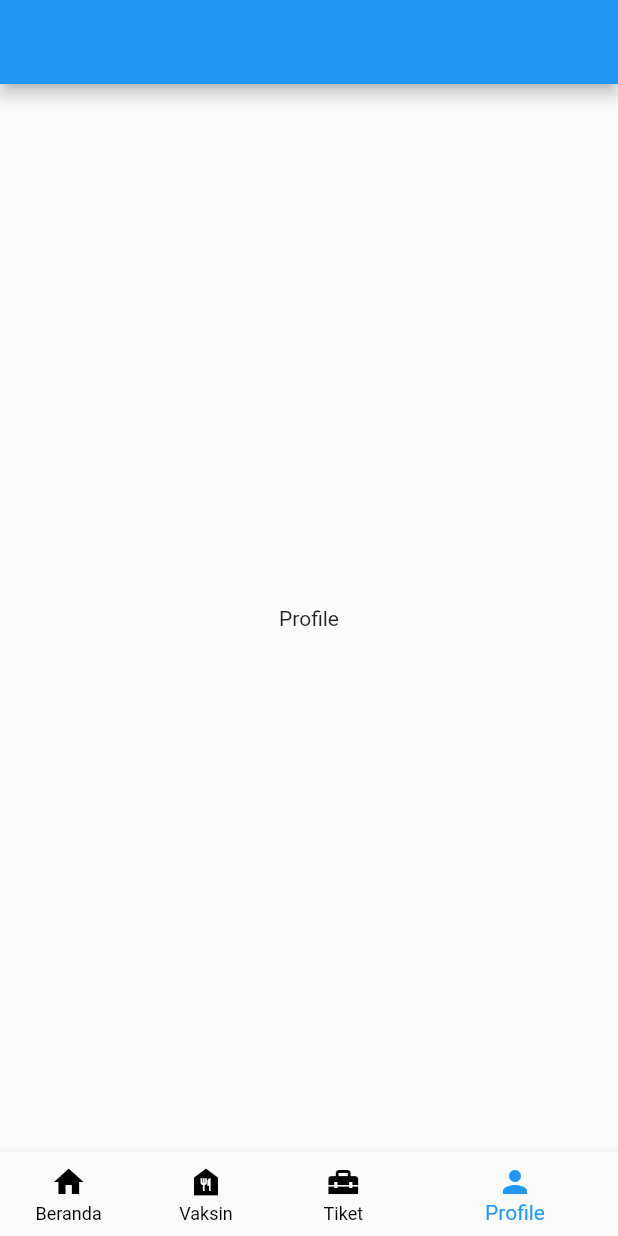
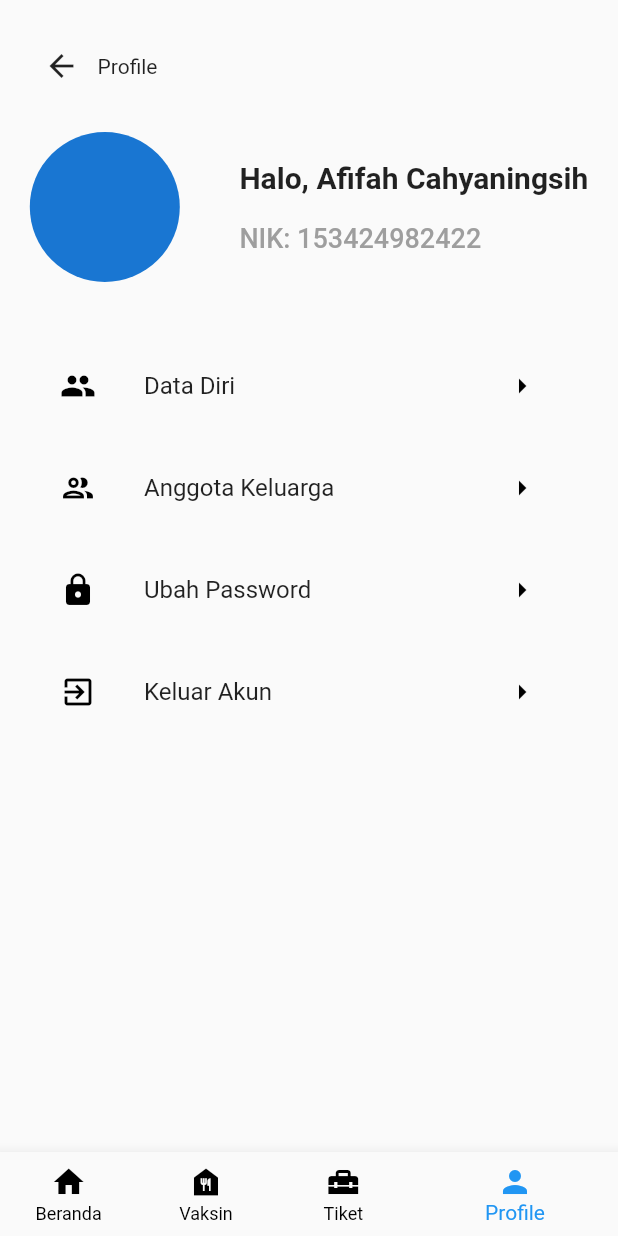
Before and after one commit to capstone-vaccine-book-17/VaccineBooking-MB, a Flutter app: the screen it shows after launch, item 4 of the bottom bar chosen, on a phone screen of 412 x 824 dp. Run offline on Flutter 3.47's test engine with Material 2 defaults, Android fonts, the phone set to English and light mode, and no system bars; missing offline and left inert: dart:ffi.

Commit message:
profile 10%

```diff
--- a/lib/features/profile/index_profile.dart
+++ b/lib/features/profile/index_profile.dart
@@ -1,4 +1,7 @@
+import 'dart:ffi';
+
 import 'package:flutter/material.dart';
+import 'package:w_vaccine/features/profile/list_menu.dart';
 
 class IndexProfile extends StatelessWidget {
   const IndexProfile({super.key});
@@ -6,10 +9,80 @@ class IndexProfile extends StatelessWidget {
   @override
   Widget build(BuildContext context) {
     return Scaffold(
-      appBar: AppBar(),
-      body: const Center(
-        child: Text('Profile'),
+        body: SafeArea(
+      child: Column(
+        children: [
+          Padding(
+            padding: EdgeInsets.symmetric(vertical: 20, horizontal: 17),
+            child: Row(
+              children: [
+                IconButton(
+                  onPressed: () {},
+                  icon: Icon(Icons.arrow_back),
+                ),
+                Text('Profile'),
+              ],
+            ),
+          ),
+          Container(
+            child: Row(
+              mainAxisAlignment: MainAxisAlignment.spaceAround,
+              children: [
+                CircleAvatar(
+                  radius: 50,
+                ),
+                Column(
+                  crossAxisAlignment: CrossAxisAlignment.start,
+                  children: [
+                    Text(
+                      'Halo, Afifah Cahyaningsih',
+                      style:
+                          TextStyle(fontSize: 20, fontWeight: FontWeight.bold),
+                    ),
+                    SizedBox(height: 18),
+                    Text(
+                      'NIK: 153424982422',
+                      style: TextStyle(
+                          fontSize: 18,
+                          fontWeight: FontWeight.w500,
+                          color: Colors.grey),
+                    ),
+                  ],
+                )
+              ],
+            ),
+          ),
+          SizedBox(height: 35),
+          ListMenu(
+            icon: Icons.people,
+            name: 'Data Diri',
+            func: (() {
+              print('data diri ter click');
+            }),
+          ),
+          ListMenu(
+            icon: Icons.people_outline_outlined,
+            name: 'Anggota Keluarga',
+            func: (() {
+              print('Anggota Keluarga ter click');
+            }),
+          ),
+          ListMenu(
+            icon: Icons.lock,
+            name: 'Ubah Password',
+            func: (() {
+              print('Ubah Password ter click');
+            }),
+          ),
+          ListMenu(
+            icon: Icons.exit_to_app,
+            name: 'Keluar Akun',
+            func: (() {
+              print('Keluar Akun ter click');
+            }),
+          ),
+        ],
       ),
-    );
+    ));
   }
 }
--- /dev/null
+++ b/lib/features/profile/list_menu.dart
@@ -0,0 +1,38 @@
+import 'dart:ffi';
+
+import 'package:flutter/material.dart';
+
+class ListMenu extends StatelessWidget {
+  const ListMenu({
+    super.key,
+    required this.icon,
+    required this.name,
+    required this.func,
+  });
+  final IconData icon;
+  final String name;
+  final VoidCallback func;
+
+  @override
+  Widget build(BuildContext context) {
+    return Container(
+      child: Padding(
+        padding: EdgeInsets.symmetric(vertical: 6, horizontal: 24),
+        child: ListTile(
+          leading: Icon(
+            icon,
+            color: Colors.black,
+          ),
+          title: Text(name),
+          trailing: IconButton(
+            onPressed: func,
+            icon: Icon(
+              Icons.arrow_right,
+              color: Colors.black,
+            ),
+          ),
+        ),
+      ),
+    );
+  }
+}
--- a/lib/main.dart
+++ b/lib/main.dart
@@ -14,7 +14,7 @@ class MyApp extends StatelessWidget {
   Widget build(BuildContext context) {
     return MaterialApp(
       title: 'WVaccine',
-      debugShowCheckedModeBanner: true,
+      debugShowCheckedModeBanner: false,
       theme: lightTheme,
       home: const IndexNavigation(),
     );
```
